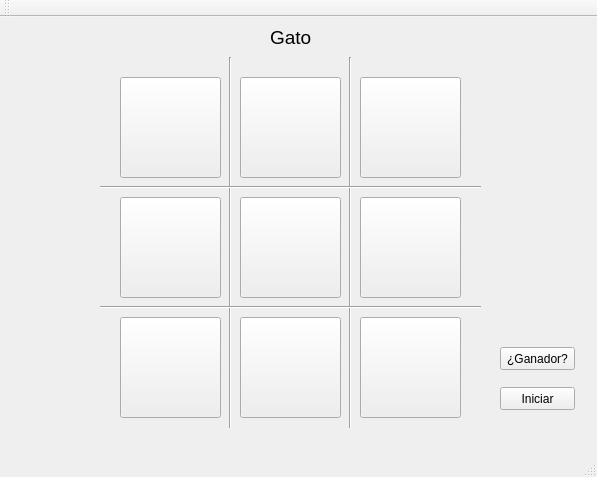
The window that mainwindow.ui (javith20/Gato) describes before a commit, drawn with Qt 5.
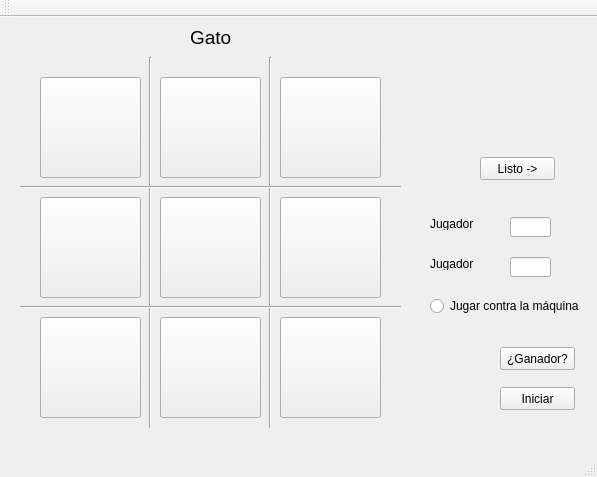
The same window after the commit.

Diff of the .ui file:
```diff
--- a/mainwindow.ui
+++ b/mainwindow.ui
@@ -17,7 +17,7 @@
    <widget class="QPushButton" name="posCeroCero">
     <property name="geometry">
      <rect>
-      <x>120</x>
+      <x>40</x>
       <y>60</y>
       <width>101</width>
       <height>101</height>
@@ -37,7 +37,7 @@
    <widget class="QPushButton" name="posCeroUno">
     <property name="geometry">
      <rect>
-      <x>240</x>
+      <x>160</x>
       <y>60</y>
       <width>101</width>
       <height>101</height>
@@ -57,7 +57,7 @@
    <widget class="QPushButton" name="posCeroDos">
     <property name="geometry">
      <rect>
-      <x>360</x>
+      <x>280</x>
       <y>60</y>
       <width>101</width>
       <height>101</height>
@@ -77,7 +77,7 @@
    <widget class="QPushButton" name="posUnoCero">
     <property name="geometry">
      <rect>
-      <x>120</x>
+      <x>40</x>
       <y>180</y>
       <width>101</width>
       <height>101</height>
@@ -97,7 +97,7 @@
    <widget class="Line" name="line">
     <property name="geometry">
      <rect>
-      <x>220</x>
+      <x>140</x>
       <y>40</y>
       <width>20</width>
       <height>371</height>
@@ -117,7 +117,7 @@
    <widget class="Line" name="line_2">
     <property name="geometry">
      <rect>
-      <x>340</x>
+      <x>260</x>
       <y>40</y>
       <width>20</width>
       <height>371</height>
@@ -137,7 +137,7 @@
    <widget class="QPushButton" name="posUnoUno">
     <property name="geometry">
      <rect>
-      <x>240</x>
+      <x>160</x>
       <y>180</y>
       <width>101</width>
       <height>101</height>
@@ -157,7 +157,7 @@
    <widget class="QPushButton" name="posUnoDos">
     <property name="geometry">
      <rect>
-      <x>360</x>
+      <x>280</x>
       <y>180</y>
       <width>101</width>
       <height>101</height>
@@ -177,7 +177,7 @@
    <widget class="QPushButton" name="posDosCero">
     <property name="geometry">
      <rect>
-      <x>120</x>
+      <x>40</x>
       <y>300</y>
       <width>101</width>
       <height>101</height>
@@ -197,7 +197,7 @@
    <widget class="QPushButton" name="posDosUno">
     <property name="geometry">
      <rect>
-      <x>240</x>
+      <x>160</x>
       <y>300</y>
       <width>101</width>
       <height>101</height>
@@ -217,7 +217,7 @@
    <widget class="QPushButton" name="posDosDos">
     <property name="geometry">
      <rect>
-      <x>360</x>
+      <x>280</x>
       <y>300</y>
       <width>101</width>
       <height>101</height>
@@ -237,7 +237,7 @@
    <widget class="Line" name="line_3">
     <property name="geometry">
      <rect>
-      <x>100</x>
+      <x>20</x>
       <y>160</y>
       <width>381</width>
       <height>20</height>
@@ -257,7 +257,7 @@
    <widget class="Line" name="line_4">
     <property name="geometry">
      <rect>
-      <x>100</x>
+      <x>20</x>
       <y>280</y>
       <width>381</width>
       <height>20</height>
@@ -277,7 +277,7 @@
    <widget class="QLabel" name="label">
     <property name="geometry">
      <rect>
-      <x>270</x>
+      <x>190</x>
       <y>10</y>
       <width>51</width>
       <height>21</height>
@@ -318,6 +318,78 @@
      <string>¿Ganador?</string>
     </property>
    </widget>
+   <widget class="QLineEdit" name="lineEdit">
+    <property name="geometry">
+     <rect>
+      <x>510</x>
+      <y>240</y>
+      <width>41</width>
+      <height>20</height>
+     </rect>
+    </property>
+   </widget>
+   <widget class="QLineEdit" name="lineEdit_2">
+    <property name="geometry">
+     <rect>
+      <x>510</x>
+      <y>200</y>
+      <width>41</width>
+      <height>20</height>
+     </rect>
+    </property>
+   </widget>
+   <widget class="QLabel" name="label_2">
+    <property name="geometry">
+     <rect>
+      <x>430</x>
+      <y>200</y>
+      <width>47</width>
+      <height>13</height>
+     </rect>
+    </property>
+    <property name="text">
+     <string>Jugador 1</string>
+    </property>
+   </widget>
+   <widget class="QLabel" name="label_3">
+    <property name="geometry">
+     <rect>
+      <x>430</x>
+      <y>240</y>
+      <width>47</width>
+      <height>13</height>
+     </rect>
+    </property>
+    <property name="text">
+     <string>Jugador 2</string>
+    </property>
+   </widget>
+   <widget class="QRadioButton" name="radioButton">
+    <property name="geometry">
+     <rect>
+      <x>430</x>
+      <y>280</y>
+      <width>151</width>
+      <height>18</height>
+     </rect>
+    </property>
+    <property name="text">
+     <string>Jugar contra la máquina</string>
+    </property>
+   </widget>
+   <widget class="QPushButton" name="pushButton_2">
+    <property name="geometry">
+     <rect>
+      <x>480</x>
+      <y>140</y>
+      <width>75</width>
+      <height>23</height>
+     </rect>
+    </property>
+    <property name="text">
+     <string>Listo -&gt;</string>
+    </property>
+   </widget>
   </widget>
   <widget class="QMenuBar" name="menuBar">
    <property name="geometry">
```
